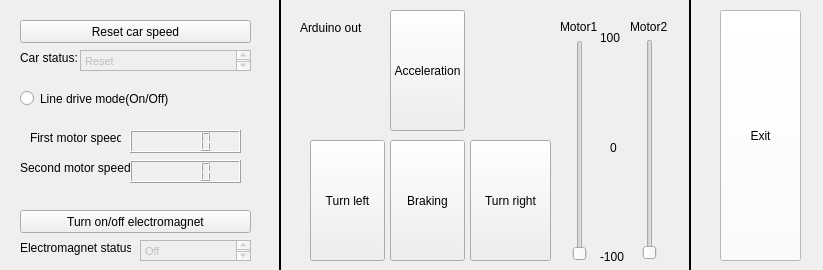
Qt form interface/widget.ui (AhnenerbeKP-52/Ahnenerbe) before a commit.
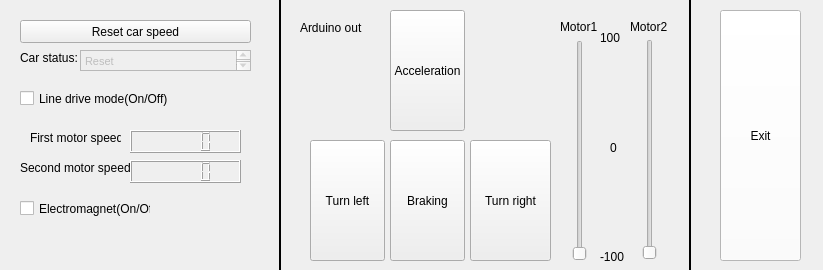
The same form after that commit.

Commit message: changed RadioButtons to CheckBoxes

What changed in the file:
```diff
--- a/interface/widget.ui
+++ b/interface/widget.ui
@@ -152,55 +152,6 @@
     <string>Second motor speed:</string>
    </property>
   </widget>
-  <widget class="QLabel" name="label_5">
-   <property name="geometry">
-    <rect>
-     <x>20</x>
-     <y>240</y>
-     <width>111</width>
-     <height>16</height>
-    </rect>
-   </property>
-   <property name="text">
-    <string>Electromagnet status:</string>
-   </property>
-  </widget>
-  <widget class="QTextEdit" name="textEdit_5">
-   <property name="enabled">
-    <bool>false</bool>
-   </property>
-   <property name="geometry">
-    <rect>
-     <x>140</x>
-     <y>240</y>
-     <width>111</width>
-     <height>21</height>
-    </rect>
-   </property>
-   <property name="html">
-    <string>&lt;!DOCTYPE HTML PUBLIC &quot;-//W3C//DTD HTML 4.0//EN&quot; &quot;http://www.w3.org/TR/REC-html40/strict.dtd&quot;&gt;
-&lt;html&gt;&lt;head&gt;&lt;meta name=&quot;qrichtext&quot; content=&quot;1&quot; /&gt;&lt;style type=&quot;text/css&quot;&gt;
-p, li { white-space: pre-wrap; }
-&lt;/style&gt;&lt;/head&gt;&lt;body style=&quot; font-family:'MS Shell Dlg 2'; font-size:8.25pt; font-weight:400; font-style:normal;&quot;&gt;
-&lt;p style=&quot; margin-top:0px; margin-bottom:0px; margin-left:0px; margin-right:0px; -qt-block-indent:0; text-indent:0px;&quot;&gt;&lt;span style=&quot; font-size:8pt;&quot;&gt;Off&lt;/span&gt;&lt;/p&gt;&lt;/body&gt;&lt;/html&gt;</string>
-   </property>
-  </widget>
-  <widget class="QPushButton" name="pushButton_6">
-   <property name="geometry">
-    <rect>
-     <x>20</x>
-     <y>210</y>
-     <width>231</width>
-     <height>23</height>
-    </rect>
-   </property>
-   <property name="cursor">
-    <cursorShape>PointingHandCursor</cursorShape>
-   </property>
-   <property name="text">
-    <string>Turn on/off electromagnet</string>
-   </property>
-  </widget>
   <widget class="QSlider" name="verticalSlider">
    <property name="geometry">
     <rect>
@@ -1576,22 +1527,6 @@
     <string/>
    </property>
   </widget>
-  <widget class="QRadioButton" name="radioButton">
-   <property name="geometry">
-    <rect>
-     <x>20</x>
-     <y>90</y>
-     <width>221</width>
-     <height>17</height>
-    </rect>
-   </property>
-   <property name="cursor">
-    <cursorShape>PointingHandCursor</cursorShape>
-   </property>
-   <property name="text">
-    <string>Line drive mode(On/Off)</string>
-   </property>
-  </widget>
   <widget class="QSlider" name="verticalSlider_2">
    <property name="geometry">
     <rect>
@@ -1660,6 +1595,32 @@
     <string/>
    </property>
   </widget>
+  <widget class="QCheckBox" name="checkBox">
+   <property name="geometry">
+    <rect>
+     <x>20</x>
+     <y>200</y>
+     <width>131</width>
+     <height>17</height>
+    </rect>
+   </property>
+   <property name="text">
+    <string>Electromagnet(On/Off)</string>
+   </property>
+  </widget>
+  <widget class="QCheckBox" name="checkBox_2">
+   <property name="geometry">
+    <rect>
+     <x>20</x>
+     <y>90</y>
+     <width>161</width>
+     <height>17</height>
+    </rect>
+   </property>
+   <property name="text">
+    <string>Line drive mode(On/Off)</string>
+   </property>
+  </widget>
  </widget>
  <layoutdefault spacing="6" margin="11"/>
  <resources/>
```
The commit also changes 2 other files.
